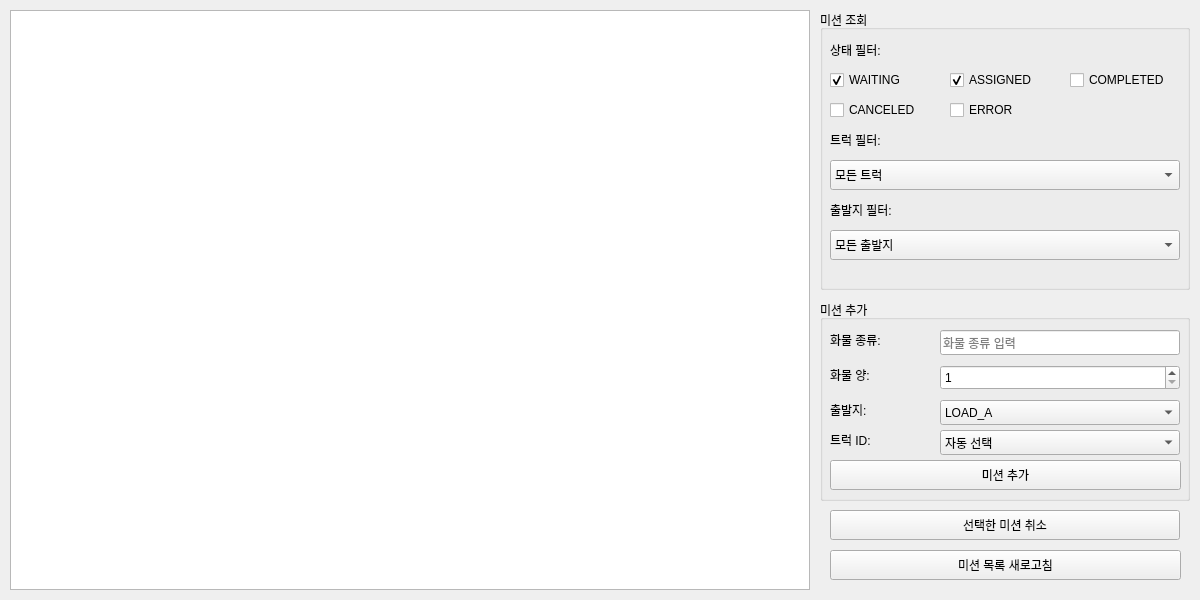
The window that gui/ui/tab_mission.ui (leesh0806/AGV-Integrated-Control-System) describes before a commit, drawn with Qt 5.
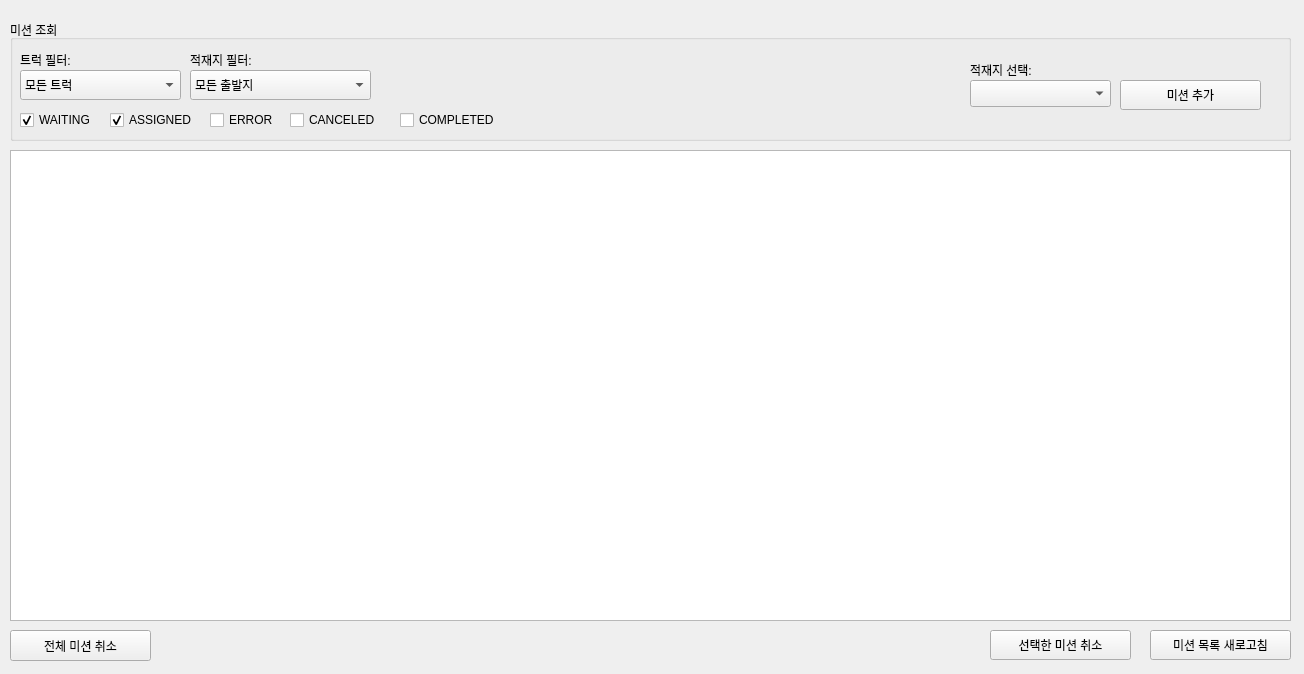
The same window after the commit.

```diff
--- a/gui/ui/tab_mission.ui
+++ b/gui/ui/tab_mission.ui
@@ -6,8 +6,8 @@
    <rect>
     <x>0</x>
     <y>0</y>
-    <width>1200</width>
-    <height>600</height>
+    <width>1304</width>
+    <height>674</height>
    </rect>
   </property>
   <property name="windowTitle">
@@ -17,9 +17,9 @@
    <property name="geometry">
     <rect>
      <x>10</x>
-     <y>10</y>
-     <width>800</width>
-     <height>580</height>
+     <y>150</y>
+     <width>1281</width>
+     <height>471</height>
     </rect>
    </property>
    <property name="editTriggers">
@@ -38,65 +38,20 @@
   <widget class="QGroupBox" name="groupBox">
    <property name="geometry">
     <rect>
-     <x>820</x>
-     <y>10</y>
-     <width>370</width>
-     <height>280</height>
+     <x>10</x>
+     <y>20</y>
+     <width>1281</width>
+     <height>121</height>
     </rect>
    </property>
    <property name="title">
     <string>미션 조회</string>
    </property>
-   <widget class="QLabel" name="label_status">
-    <property name="geometry">
-     <rect>
-      <x>10</x>
-      <y>30</y>
-      <width>350</width>
-      <height>20</height>
-     </rect>
-    </property>
-    <property name="text">
-     <string>상태 필터:</string>
-    </property>
-   </widget>
-   <widget class="QCheckBox" name="checkBox_waiting_for_search">
-    <property name="geometry">
-     <rect>
-      <x>10</x>
-      <y>60</y>
-      <width>100</width>
-      <height>20</height>
-     </rect>
-    </property>
-    <property name="text">
-     <string>WAITING</string>
-    </property>
-    <property name="checked">
-     <bool>true</bool>
-    </property>
-   </widget>
-   <widget class="QCheckBox" name="checkBox_assigned_for_search">
-    <property name="geometry">
-     <rect>
-      <x>130</x>
-      <y>60</y>
-      <width>100</width>
-      <height>20</height>
-     </rect>
-    </property>
-    <property name="text">
-     <string>ASSIGNED</string>
-    </property>
-    <property name="checked">
-     <bool>true</bool>
-    </property>
-   </widget>
    <widget class="QCheckBox" name="checkBox_completed_for_search">
     <property name="geometry">
      <rect>
-      <x>250</x>
-      <y>60</y>
+      <x>390</x>
+      <y>90</y>
       <width>111</width>
       <height>20</height>
      </rect>
@@ -108,44 +63,12 @@
      <bool>false</bool>
     </property>
    </widget>
-   <widget class="QCheckBox" name="checkBox_canceled_for_search">
-    <property name="geometry">
-     <rect>
-      <x>10</x>
-      <y>90</y>
-      <width>100</width>
-      <height>20</height>
-     </rect>
-    </property>
-    <property name="text">
-     <string>CANCELED</string>
-    </property>
-    <property name="checked">
-     <bool>false</bool>
-    </property>
-   </widget>
-   <widget class="QCheckBox" name="checkBox_error_for_search">
-    <property name="geometry">
-     <rect>
-      <x>130</x>
-      <y>90</y>
-      <width>100</width>
-      <height>20</height>
-     </rect>
-    </property>
-    <property name="text">
-     <string>ERROR</string>
-    </property>
-    <property name="checked">
-     <bool>false</bool>
-    </property>
-   </widget>
    <widget class="QLabel" name="label_truck">
     <property name="geometry">
      <rect>
       <x>10</x>
-      <y>120</y>
-      <width>350</width>
+      <y>30</y>
+      <width>61</width>
       <height>20</height>
      </rect>
     </property>
@@ -153,12 +76,44 @@
      <string>트럭 필터:</string>
     </property>
    </widget>
+   <widget class="QCheckBox" name="checkBox_error_for_search">
+    <property name="geometry">
+     <rect>
+      <x>200</x>
+      <y>90</y>
+      <width>100</width>
+      <height>20</height>
+     </rect>
+    </property>
+    <property name="text">
+     <string>ERROR</string>
+    </property>
+    <property name="checked">
+     <bool>false</bool>
+    </property>
+   </widget>
+   <widget class="QCheckBox" name="checkBox_waiting_for_search">
+    <property name="geometry">
+     <rect>
+      <x>10</x>
+      <y>90</y>
+      <width>100</width>
+      <height>20</height>
+     </rect>
+    </property>
+    <property name="text">
+     <string>WAITING</string>
+    </property>
+    <property name="checked">
+     <bool>true</bool>
+    </property>
+   </widget>
    <widget class="QComboBox" name="comboBox_truck_id_for_search">
     <property name="geometry">
      <rect>
       <x>10</x>
-      <y>150</y>
-      <width>350</width>
+      <y>50</y>
+      <width>161</width>
       <height>30</height>
      </rect>
     </property>
@@ -183,25 +138,57 @@
      </property>
     </item>
    </widget>
+   <widget class="QCheckBox" name="checkBox_assigned_for_search">
+    <property name="geometry">
+     <rect>
+      <x>100</x>
+      <y>90</y>
+      <width>100</width>
+      <height>20</height>
+     </rect>
+    </property>
+    <property name="text">
+     <string>ASSIGNED</string>
+    </property>
+    <property name="checked">
+     <bool>true</bool>
+    </property>
+   </widget>
+   <widget class="QCheckBox" name="checkBox_canceled_for_search">
+    <property name="geometry">
+     <rect>
+      <x>280</x>
+      <y>90</y>
+      <width>100</width>
+      <height>20</height>
+     </rect>
+    </property>
+    <property name="text">
+     <string>CANCELED</string>
+    </property>
+    <property name="checked">
+     <bool>false</bool>
+    </property>
+   </widget>
    <widget class="QLabel" name="label_source">
     <property name="geometry">
      <rect>
-      <x>10</x>
-      <y>190</y>
-      <width>350</width>
+      <x>180</x>
+      <y>30</y>
+      <width>91</width>
       <height>20</height>
      </rect>
     </property>
     <property name="text">
-     <string>출발지 필터:</string>
+     <string>적재지 필터: </string>
     </property>
    </widget>
    <widget class="QComboBox" name="comboBox_source_for_search">
     <property name="geometry">
      <rect>
-      <x>10</x>
-      <y>220</y>
-      <width>350</width>
+      <x>180</x>
+      <y>50</y>
+      <width>181</width>
       <height>30</height>
      </rect>
     </property>
@@ -221,156 +208,12 @@
      </property>
     </item>
    </widget>
-  </widget>
-  <widget class="QGroupBox" name="groupBox_2">
-   <property name="geometry">
-    <rect>
-     <x>820</x>
-     <y>300</y>
-     <width>370</width>
-     <height>201</height>
-    </rect>
-   </property>
-   <property name="title">
-    <string>미션 추가</string>
-   </property>
-   <widget class="QLabel" name="label_type">
+   <widget class="QPushButton" name="pushButton_add_new_mission">
     <property name="geometry">
      <rect>
-      <x>10</x>
-      <y>30</y>
-      <width>100</width>
-      <height>20</height>
-     </rect>
-    </property>
-    <property name="text">
-     <string>화물 종류:</string>
-    </property>
-   </widget>
-   <widget class="QLineEdit" name="lineEdit_type_for_add">
-    <property name="geometry">
-     <rect>
-      <x>120</x>
-      <y>30</y>
-      <width>240</width>
-      <height>25</height>
-     </rect>
-    </property>
-    <property name="placeholderText">
-     <string>화물 종류 입력</string>
-    </property>
-   </widget>
-   <widget class="QLabel" name="label_amount">
-    <property name="geometry">
-     <rect>
-      <x>10</x>
-      <y>65</y>
-      <width>100</width>
-      <height>20</height>
-     </rect>
-    </property>
-    <property name="text">
-     <string>화물 양:</string>
-    </property>
-   </widget>
-   <widget class="QSpinBox" name="spinBox_amount_for_add">
-    <property name="geometry">
-     <rect>
-      <x>120</x>
-      <y>65</y>
-      <width>240</width>
-      <height>25</height>
-     </rect>
-    </property>
-    <property name="minimum">
-     <number>1</number>
-    </property>
-    <property name="maximum">
-     <number>1000</number>
-    </property>
-   </widget>
-   <widget class="QLabel" name="label_source_add">
-    <property name="geometry">
-     <rect>
-      <x>10</x>
-      <y>100</y>
-      <width>100</width>
-      <height>20</height>
-     </rect>
-    </property>
-    <property name="text">
-     <string>출발지:</string>
-    </property>
-   </widget>
-   <widget class="QComboBox" name="comboBox_source_for_add">
-    <property name="geometry">
-     <rect>
-      <x>120</x>
-      <y>100</y>
-      <width>240</width>
-      <height>25</height>
-     </rect>
-    </property>
-    <item>
-     <property name="text">
-      <string>LOAD_A</string>
-     </property>
-    </item>
-    <item>
-     <property name="text">
-      <string>LOAD_B</string>
-     </property>
-    </item>
-   </widget>
-   <widget class="QLabel" name="label_truck_add">
-    <property name="geometry">
-     <rect>
-      <x>10</x>
-      <y>130</y>
-      <width>100</width>
-      <height>20</height>
-     </rect>
-    </property>
-    <property name="text">
-     <string>트럭 ID:</string>
-    </property>
-   </widget>
-   <widget class="QComboBox" name="comboBox_truck_id_for_add">
-    <property name="geometry">
-     <rect>
-      <x>120</x>
-      <y>130</y>
-      <width>240</width>
-      <height>25</height>
-     </rect>
-    </property>
-    <item>
-     <property name="text">
-      <string>자동 선택</string>
-     </property>
-    </item>
-    <item>
-     <property name="text">
-      <string>트럭 1</string>
-     </property>
-    </item>
-    <item>
-     <property name="text">
-      <string>트럭 2</string>
-     </property>
-    </item>
-    <item>
-     <property name="text">
-      <string>트럭 3</string>
-     </property>
-    </item>
-   </widget>
-   <widget class="QPushButton" name="pushButton_add_mission">
-    <property name="geometry">
-     <rect>
-      <x>10</x>
-      <y>160</y>
-      <width>351</width>
+      <x>1110</x>
+      <y>60</y>
+      <width>141</width>
       <height>30</height>
      </rect>
     </property>
@@ -378,26 +221,36 @@
      <string>미션 추가</string>
     </property>
    </widget>
-  </widget>
-  <widget class="QPushButton" name="pushButton_cancel_mission">
-   <property name="geometry">
-    <rect>
-     <x>830</x>
-     <y>510</y>
-     <width>350</width>
-     <height>30</height>
-    </rect>
-   </property>
-   <property name="text">
-    <string>선택한 미션 취소</string>
-   </property>
+   <widget class="QComboBox" name="comboBox_new_mission_source">
+    <property name="geometry">
+     <rect>
+      <x>960</x>
+      <y>60</y>
+      <width>141</width>
+      <height>27</height>
+     </rect>
+    </property>
+   </widget>
+   <widget class="QLabel" name="label">
+    <property name="geometry">
+     <rect>
+      <x>960</x>
+      <y>40</y>
+      <width>91</width>
+      <height>19</height>
+     </rect>
+    </property>
+    <property name="text">
+     <string>적재지 선택:</string>
+    </property>
+   </widget>
   </widget>
   <widget class="QPushButton" name="pushButton_refresh_table">
    <property name="geometry">
     <rect>
-     <x>830</x>
-     <y>550</y>
-     <width>351</width>
+     <x>1150</x>
+     <y>630</y>
+     <width>141</width>
      <height>30</height>
     </rect>
    </property>
@@ -405,6 +258,32 @@
     <string>미션 목록 새로고침</string>
    </property>
   </widget>
+  <widget class="QPushButton" name="pushButton_cancel_all">
+   <property name="geometry">
+    <rect>
+     <x>10</x>
+     <y>630</y>
+     <width>141</width>
+     <height>31</height>
+    </rect>
+   </property>
+   <property name="text">
+    <string>전체 미션 취소</string>
+   </property>
+  </widget>
+  <widget class="QPushButton" name="pushButton_cancel_selected">
+   <property name="geometry">
+    <rect>
+     <x>990</x>
+     <y>630</y>
+     <width>141</width>
+     <height>30</height>
+    </rect>
+   </property>
+   <property name="text">
+    <string>선택한 미션 취소</string>
+   </property>
+  </widget>
  </widget>
  <resources/>
  <connections/>
```
